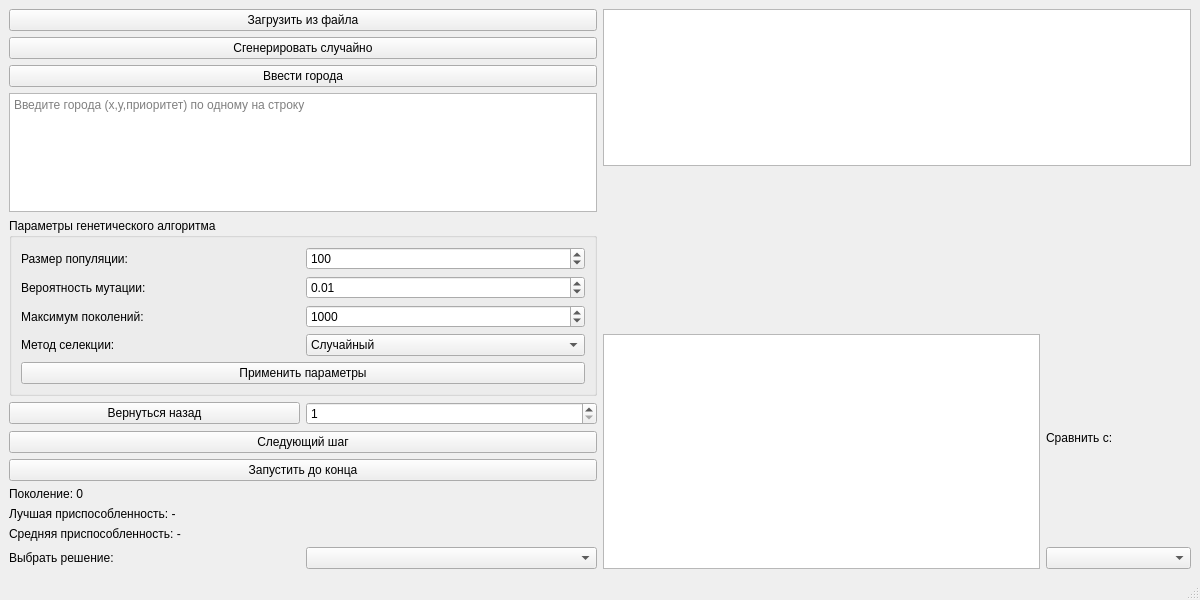
First picture: the form in TSP/gui.ui, repository Alexander-Snigirev/Practice, before the edit.
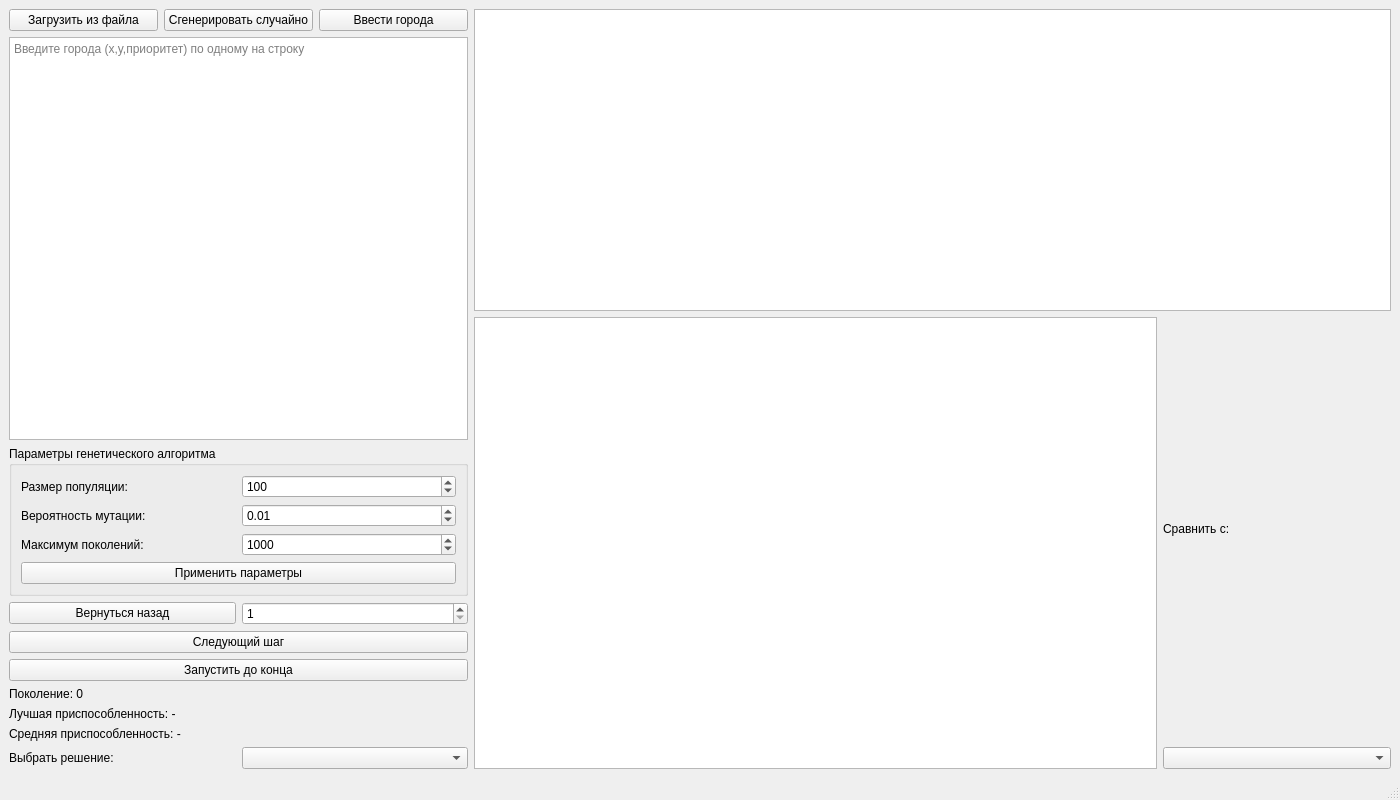
Second picture: the form after the edit.

Patch:
```diff
--- a/TSP/gui.ui
+++ b/TSP/gui.ui
@@ -6,18 +6,21 @@
             <rect>
                 <x>0</x>
                 <y>0</y>
-                <width>1200</width>
-                <height>600</height>
+                <width>1400</width>
+                <height>800</height>
             </rect>
         </property>
         <property name="windowTitle">
             <string>Задача коммивояжера с приоритетами</string>
         </property>
         <widget class="QWidget" name="centralwidget">
-            <layout class="QHBoxLayout" name="horizontalLayout">
+            <layout class="QHBoxLayout" name="horizontalLayout" stretch="1,2">
+                <!-- Левая часть: элементы управления -->
                 <item>
                     <layout class="QVBoxLayout" name="verticalLayout">
                         <item>
+                            <layout class="QHBoxLayout" name="buttonLayout">
+                                <item>
                             <widget class="QPushButton" name="loadFileButton">
                                 <property name="text">
                                     <string>Загрузить из файла</string>
@@ -38,11 +41,19 @@
                                 </property>
                             </widget>
                         </item>
+                            </layout>
+                        </item>
                         <item>
                             <widget class="QTextEdit" name="textEdit">
                                 <property name="placeholderText">
                                     <string>Введите города (x,y,приоритет) по одному на строку</string>
                                 </property>
+                                <property name="minimumSize">
+                                    <size>
+                                        <width>0</width>
+                                        <height>100</height>
+                                    </size>
+                                </property>
                             </widget>
                         </item>
                         <item>
@@ -123,31 +134,6 @@
                                             </item>
                                         </layout>
                                     </item>
-                                    <item>
-                                        <layout class="QHBoxLayout" name="selectionMethodLayout">
-                                            <item>
-                                                <widget class="QLabel" name="label_4">
-                                                    <property name="text">
-                                                        <string>Метод селекции:</string>
-                                                    </property>
-                                                </widget>
-                                            </item>
-                                            <item>
-                                                <widget class="QComboBox" name="selectionMethodComboBox">
-                                                    <item>
-                                                        <property name="text">
-                                                            <string>Случайный</string>
-                                                        </property>
-                                                    </item>
-                                                    <item>
-                                                        <property name="text">
-                                                            <string>Турнирный</string>
-                                                        </property>
-                                                    </item>
-                                                </widget>
-                                            </item>
-                                        </layout>
-                                    </item>
                                     <item>
                                         <widget class="QPushButton" name="applyParamsButton">
                                             <property name="text">
@@ -234,7 +220,7 @@
                     </layout>
                 </item>
                 <item>
-                    <layout class="QVBoxLayout" name="verticalLayout_3" stretch="2,2,3">
+                    <layout class="QVBoxLayout" name="verticalLayout_3" stretch="2,3">
                         <item>
                             <widget class="QGraphicsView" name="graphicsView">
                                 <property name="sizePolicy">
@@ -243,15 +229,11 @@
                                         <verstretch>2</verstretch>
                                     </sizepolicy>
                                 </property>
-                            </widget>
-                        </item>
-                        <item>
-                            <widget class="QWidget" name="fitnessChartView" native="true">
-                                <property name="sizePolicy">
-                                    <sizepolicy hsizetype="Expanding" vsizetype="Expanding">
-                                        <horstretch>0</horstretch>
-                                        <verstretch>2</verstretch>
-                                    </sizepolicy>
+                                <property name="minimumSize">
+                                    <size>
+                                        <width>400</width>
+                                        <height>200</height>
+                                    </size>
                                 </property>
                                 <attribute name="class">
                                     <string>QtCharts::QChartView</string>
@@ -268,6 +250,12 @@
                                                 <verstretch>3</verstretch>
                                             </sizepolicy>
                                         </property>
+                                        <property name="minimumSize">
+                                            <size>
+                                                <width>400</width>
+                                                <height>200</height>
+                                            </size>
+                                        </property>
                                     </widget>
                                 </item>
                                 <item>
```
Left out of the diff: 4 changed lines with no effect on the pictures. Lines whose indentation alone changed are shown as unchanged.
